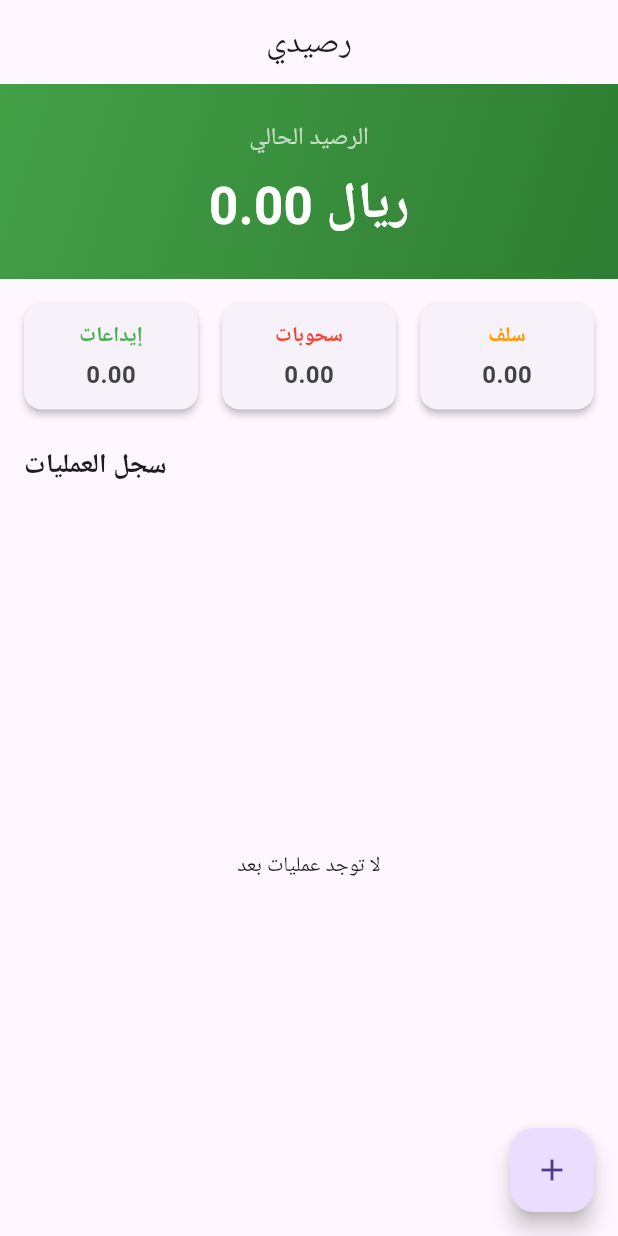
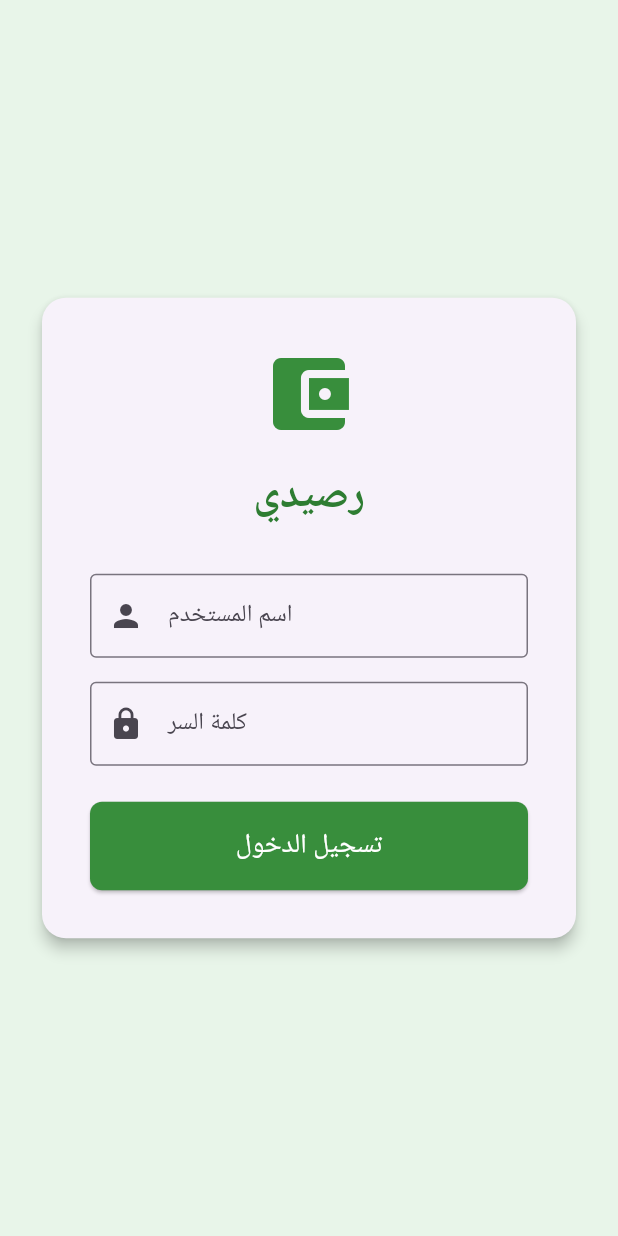
Before and after one commit to deddwe23/7asbh, a Flutter app: the screen it shows after launch, on a phone screen of 412 x 824 dp. Run offline on Flutter 3.47's test engine with Material 3 defaults, Android fonts, the phone set to English and light mode, and no system bars; our stand-ins replace shared_preferences, supabase_flutter; accounts and stored records are empty.

Commit message:
إضافة شاشة تسجيل دخول (admin/admin)

```diff
--- a/lib/main.dart
+++ b/lib/main.dart
@@ -1,5 +1,6 @@
 import 'package:flutter/material.dart';
 import 'package:intl/intl.dart';
+import 'package:shared_preferences/shared_preferences.dart';
 import 'package:supabase_flutter/supabase_flutter.dart';
 
 const supabaseUrl = String.fromEnvironment('SUPABASE_URL',
@@ -28,7 +29,176 @@ class MyApp extends StatelessWidget {
   Widget build(BuildContext context) {
     return const MaterialApp(
       debugShowCheckedModeBanner: false,
-      home: WalletPage(),
+      home: AuthGate(),
+    );
+  }
+}
+
+class AuthGate extends StatefulWidget {
+  const AuthGate({super.key});
+
+  @override
+  State<AuthGate> createState() => _AuthGateState();
+}
+
+class _AuthGateState extends State<AuthGate> {
+  bool? loggedIn;
+
+  @override
+  void initState() {
+    super.initState();
+    checkLogin();
+  }
+
+  Future<void> checkLogin() async {
+    final prefs = await SharedPreferences.getInstance();
+    final isLoggedIn = prefs.getBool('logged_in') ?? false;
+    setState(() => loggedIn = isLoggedIn);
+  }
+
+  Future<void> login(String username, String password) async {
+    if (username == 'admin' && password == 'admin') {
+      final prefs = await SharedPreferences.getInstance();
+      await prefs.setBool('logged_in', true);
+      setState(() => loggedIn = true);
+    }
+  }
+
+  @override
+  Widget build(BuildContext context) {
+    if (loggedIn == null) {
+      return const Scaffold(
+        body: Center(child: CircularProgressIndicator()),
+      );
+    }
+
+    if (loggedIn == true) {
+      return const WalletPage();
+    }
+
+    return LoginPage(onLogin: login);
+  }
+}
+
+class LoginPage extends StatefulWidget {
+  final Future<void> Function(String, String) onLogin;
+  const LoginPage({super.key, required this.onLogin});
+
+  @override
+  State<LoginPage> createState() => _LoginPageState();
+}
+
+class _LoginPageState extends State<LoginPage> {
+  final usernameController = TextEditingController();
+  final passwordController = TextEditingController();
+  bool loading = false;
+  String? error;
+
+  @override
+  void dispose() {
+    usernameController.dispose();
+    passwordController.dispose();
+    super.dispose();
+  }
+
+  Future<void> handleLogin() async {
+    setState(() {
+      loading = true;
+      error = null;
+    });
+
+    try {
+      await widget.onLogin(
+        usernameController.text,
+        passwordController.text,
+      );
+    } catch (_) {}
+
+    if (mounted && error == null) {
+      setState(() {
+        error = 'خطأ في اسم المستخدم أو كلمة السر';
+        loading = false;
+      });
+    }
+  }
+
+  @override
+  Widget build(BuildContext context) {
+    return Scaffold(
+      backgroundColor: Colors.green.shade50,
+      body: Center(
+        child: SingleChildScrollView(
+          padding: const EdgeInsets.all(24),
+          child: Card(
+            elevation: 4,
+            shape: RoundedRectangleBorder(
+                borderRadius: BorderRadius.circular(16)),
+            child: Padding(
+              padding: const EdgeInsets.all(32),
+              child: Column(
+                mainAxisSize: MainAxisSize.min,
+                children: [
+                  Icon(Icons.account_balance_wallet,
+                      size: 64, color: Colors.green.shade700),
+                  const SizedBox(height: 16),
+                  Text('رصيدي',
+                      style: TextStyle(
+                          fontSize: 28,
+                          fontWeight: FontWeight.bold,
+                          color: Colors.green.shade800)),
+                  const SizedBox(height: 32),
+                  TextField(
+                    controller: usernameController,
+                    decoration: const InputDecoration(
+                      labelText: 'اسم المستخدم',
+                      prefixIcon: Icon(Icons.person),
+                      border: OutlineInputBorder(),
+                    ),
+                  ),
+                  const SizedBox(height: 16),
+                  TextField(
+                    controller: passwordController,
+                    obscureText: true,
+                    decoration: const InputDecoration(
+                      labelText: 'كلمة السر',
+                      prefixIcon: Icon(Icons.lock),
+                      border: OutlineInputBorder(),
+                    ),
+                  ),
+                  if (error != null)
+                    Padding(
+                      padding: const EdgeInsets.only(top: 12),
+                      child: Text(error!,
+                          style: const TextStyle(color: Colors.red)),
+                    ),
+                  const SizedBox(height: 24),
+                  SizedBox(
+                    width: double.infinity,
+                    child: ElevatedButton(
+                      onPressed: loading ? null : handleLogin,
+                      style: ElevatedButton.styleFrom(
+                        backgroundColor: Colors.green.shade700,
+                        foregroundColor: Colors.white,
+                        padding: const EdgeInsets.symmetric(vertical: 16),
+                        shape: RoundedRectangleBorder(
+                            borderRadius: BorderRadius.circular(8)),
+                      ),
+                      child: loading
+                          ? const SizedBox(
+                              height: 20,
+                              width: 20,
+                              child: CircularProgressIndicator(
+                                  strokeWidth: 2, color: Colors.white))
+                          : const Text('تسجيل الدخول',
+                              style: TextStyle(fontSize: 18)),
+                    ),
+                  ),
+                ],
+              ),
+            ),
+          ),
+        ),
+      ),
     );
   }
 }
@@ -108,7 +278,8 @@ class _WalletPageState extends State<WalletPage> {
       'note': note ?? '',
     }).select();
 
-    final inserted = (response as List<dynamic>).first as Map<String, dynamic>;
+    final inserted =
+        (response as List<dynamic>).first as Map<String, dynamic>;
 
     setState(() {
       if (type == 'إيداع') {
@@ -162,16 +333,19 @@ class _WalletPageState extends State<WalletPage> {
       context: context,
       builder: (context) => AlertDialog(
         title: const Text('تأكيد الحذف'),
-        content: Text('هل تريد حذف ${item['type']} بقيمة ${item['amount']} ريال؟'),
+        content: Text(
+            'هل تريد حذف ${item['type']} بقيمة ${item['amount']} ريال؟'),
         actions: [
           TextButton(
             onPressed: () => Navigator.pop(context, false),
             child: const Text('إلغاء'),
           ),
           ElevatedButton(
-            style: ElevatedButton.styleFrom(backgroundColor: Colors.red),
+            style:
+                ElevatedButton.styleFrom(backgroundColor: Colors.red),
             onPressed: () => Navigator.pop(context, true),
-            child: const Text('حذف', style: TextStyle(color: Colors.white)),
+            child: const Text('حذف',
+                style: TextStyle(color: Colors.white)),
           ),
         ],
       ),
@@ -181,8 +355,10 @@ class _WalletPageState extends State<WalletPage> {
 
   void showTransactionDialog() {
     String selectedType = 'إيداع';
-    final TextEditingController amountController = TextEditingController();
-    final TextEditingController noteController = TextEditingController();
+    final TextEditingController amountController =
+        TextEditingController();
+    final TextEditingController noteController =
+        TextEditingController();
 
     showDialog(
       context: context,
@@ -198,9 +374,12 @@ class _WalletPageState extends State<WalletPage> {
                     value: selectedType,
                     isExpanded: true,
                     items: const [
-                      DropdownMenuItem(value: 'إيداع', child: Text('إيداع')),
-                      DropdownMenuItem(value: 'سحب', child: Text('سحب')),
-                      DropdownMenuItem(value: 'سلفة', child: Text('سلفة')),
+                      DropdownMenuItem(
+                          value: 'إيداع', child: Text('إيداع')),
+                      DropdownMenuItem(
+                          value: 'سحب', child: Text('سحب')),
+                      DropdownMenuItem(
+                          value: 'سلفة', child: Text('سلفة')),
                       DropdownMenuItem(
                           value: 'استرداد سلفة',
                           child: Text('استرداد سلفة')),
@@ -277,13 +456,15 @@ class _WalletPageState extends State<WalletPage> {
                 balanceCard(),
                 statsRow(),
                 const Padding(
-                  padding: EdgeInsets.symmetric(horizontal: 16, vertical: 8),
+                  padding:
+                      EdgeInsets.symmetric(horizontal: 16, vertical: 8),
                   child: Row(
                     children: [
                       Text(
                         'سجل العمليات',
                         style: TextStyle(
-                            fontSize: 18, fontWeight: FontWeight.bold),
+                            fontSize: 18,
+                            fontWeight: FontWeight.bold),
                       ),
                     ],
                   ),
@@ -307,7 +488,8 @@ class _WalletPageState extends State<WalletPage> {
   Widget balanceCard() {
     return Container(
       width: double.infinity,
-      padding: const EdgeInsets.symmetric(vertical: 24, horizontal: 20),
+      padding:
+          const EdgeInsets.symmetric(vertical: 24, horizontal: 20),
       decoration: const BoxDecoration(
         gradient: LinearGradient(
           colors: [Color(0xFF43A047), Color(0xFF2E7D32)],
@@ -345,7 +527,8 @@ class _WalletPageState extends State<WalletPage> {
           ),
           const SizedBox(width: 8),
           Expanded(
-            child: statCard('سحوبات', totalWithdrawals, Colors.red),
+            child:
+                statCard('سحوبات', totalWithdrawals, Colors.red),
           ),
           const SizedBox(width: 8),
           Expanded(
@@ -360,12 +543,14 @@ class _WalletPageState extends State<WalletPage> {
     return Card(
       elevation: 2,
       child: Padding(
-        padding: const EdgeInsets.symmetric(vertical: 12, horizontal: 8),
+        padding:
+            const EdgeInsets.symmetric(vertical: 12, horizontal: 8),
         child: Column(
           children: [
             Text(
               label,
-              style: TextStyle(color: color, fontWeight: FontWeight.bold),
+              style:
+                  TextStyle(color: color, fontWeight: FontWeight.bold),
             ),
             const SizedBox(height: 4),
             Text(
@@ -424,7 +609,8 @@ class _WalletPageState extends State<WalletPage> {
     }
 
     return Dismissible(
-      key: ValueKey(item['id'] ?? DateTime.now().millisecondsSinceEpoch),
+      key: ValueKey(
+          item['id'] ?? DateTime.now().millisecondsSinceEpoch),
       direction: DismissDirection.endToStart,
       background: Container(
         alignment: Alignment.centerRight,
@@ -439,10 +625,12 @@ class _WalletPageState extends State<WalletPage> {
           backgroundColor: iconColor.withValues(alpha: 0.15),
           child: Icon(icon, color: iconColor, size: 20),
         ),
-        title: Text(type, style: const TextStyle(fontWeight: FontWeight.w600)),
+        title: Text(type,
+            style: const TextStyle(fontWeight: FontWeight.w600)),
         subtitle: subtitle.isNotEmpty
             ? Text(subtitle,
-                style: TextStyle(color: Colors.grey[600], fontSize: 13))
+                style:
+                    TextStyle(color: Colors.grey[600], fontSize: 13))
             : null,
         trailing: Text(
           '${amount.toStringAsFixed(2)} ريال',
--- a/pubspec.yaml
+++ b/pubspec.yaml
@@ -11,6 +11,7 @@ dependencies:
     sdk: flutter
   intl: ^0.19.0
   supabase_flutter: ^2.0.0
+  shared_preferences: ^2.5.0
 
 dev_dependencies:
   flutter_test:
```
